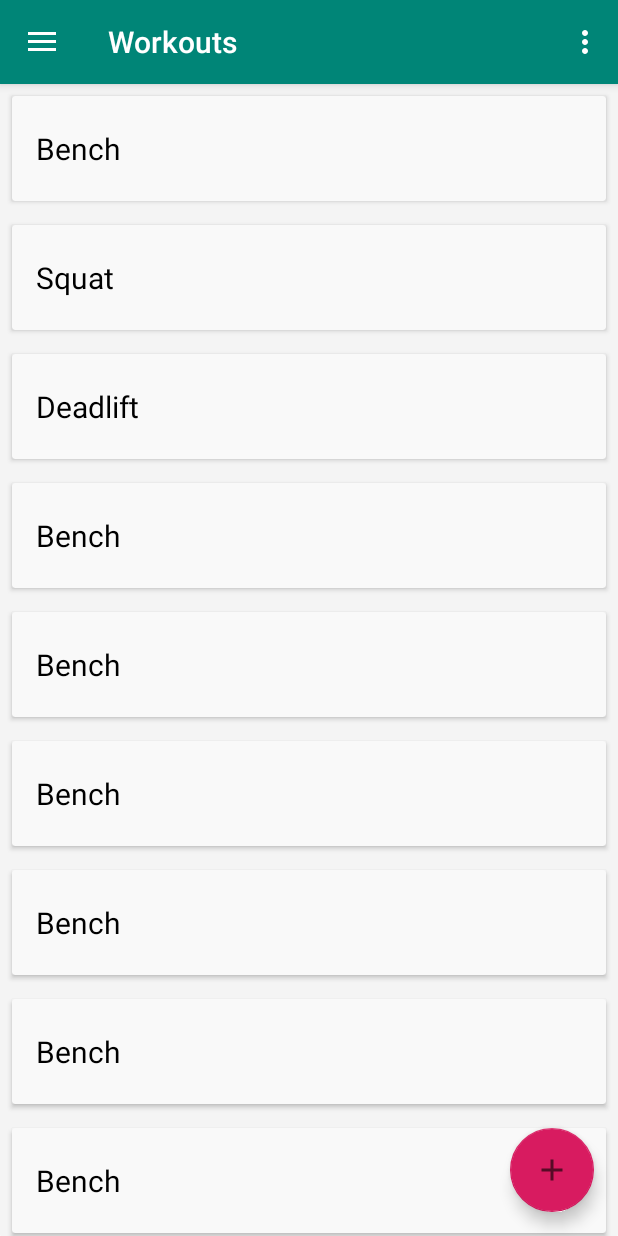
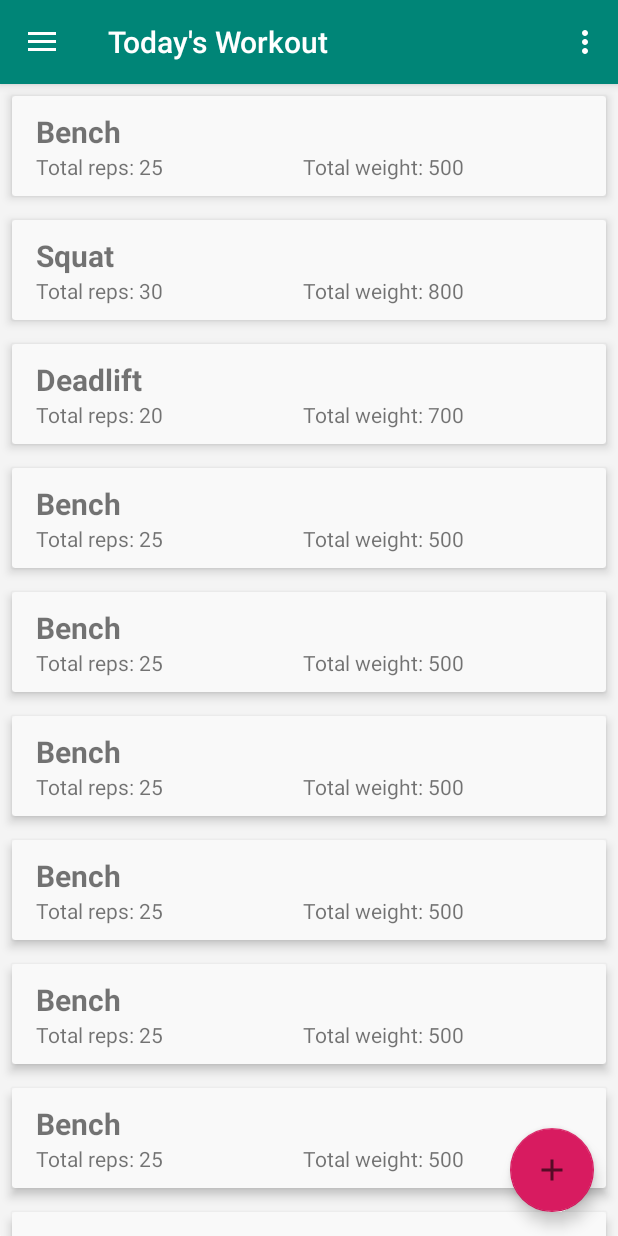
Before and after one commit to mitchberger106/ECE563_final, an Android app: the screen it shows after launch (MainActivity), on a phone screen of 412 x 824 dp. Run offline under Robolectric (Android 15) with nearby library versions, the phone set to English and light mode, and no system bars; libraries missing offline, so code that uses them is left out: com.mongodb.lang, com.mongodb.stitch, org.bson.

Commit message:
Cleaned up views

```diff
--- a/Ece563/app/src/main/AndroidManifest.xml
+++ b/Ece563/app/src/main/AndroidManifest.xml
@@ -15,7 +15,10 @@
         android:theme="@style/AppTheme">
         <activity android:name=".Activities.AvailableLiftsActivity"></activity>
         <activity android:name=".Activities.NewLiftActivity" />
-        <activity android:name=".Activities.LiftInfoActivity" />
+        <activity
+            android:name=".Activities.LiftInfoActivity"
+            android:windowSoftInputMode="adjustPan"
+        />
         <activity
             android:name=".Activities.LoginActivity"
             android:label="@string/title_activity_login" />
--- a/Ece563/app/src/main/java/berger/mitchell/ece563/Activities/MainActivity.java
+++ b/Ece563/app/src/main/java/berger/mitchell/ece563/Activities/MainActivity.java
@@ -41,7 +41,7 @@ public class MainActivity extends AppCompatActivity
         navigationView.setNavigationItemSelectedListener(this);
 
         if (savedInstanceState == null) {
-            getSupportActionBar().setTitle("Workouts");
+            getSupportActionBar().setTitle("Today's Workout");
             getSupportFragmentManager().beginTransaction().replace(R.id.fragment_container,
                     new WorkoutFragment()).commit();
             navigationView.setCheckedItem(R.id.nav_workout);
@@ -87,7 +87,7 @@ public class MainActivity extends AppCompatActivity
 
         switch (item.getItemId()) {
             case R.id.nav_workout:
-                getSupportActionBar().setTitle("Workouts");
+                getSupportActionBar().setTitle("Today's Workout");
                 getSupportFragmentManager().beginTransaction().replace(R.id.fragment_container,
                         new WorkoutFragment()).commit();
                 break;
--- a/Ece563/app/src/main/java/berger/mitchell/ece563/Adapters/DailyWorkoutAdapter.java
+++ b/Ece563/app/src/main/java/berger/mitchell/ece563/Adapters/DailyWorkoutAdapter.java
@@ -24,12 +24,14 @@ public class DailyWorkoutAdapter extends RecyclerView.Adapter<DailyWorkoutAdapte
         public String WorkoutName;
 
     public class MyViewHolder extends RecyclerView.ViewHolder {
-        public TextView workoutName;
+        public TextView workoutName, totalReps, totalWeight;
         public View mWorkoutRow;
 
         public MyViewHolder(View view) {
             super(view);
-            workoutName = (TextView) view.findViewById(R.id.workoutName);
+            workoutName = view.findViewById(R.id.workoutName);
+            totalReps = view.findViewById(R.id.totalReps);
+            totalWeight = view.findViewById(R.id.totalWeight);
             mWorkoutRow = view.findViewById(R.id.guestlist_row_layout);
         }
     }
@@ -48,6 +50,8 @@ public class DailyWorkoutAdapter extends RecyclerView.Adapter<DailyWorkoutAdapte
     public void onBindViewHolder(DailyWorkoutAdapter.MyViewHolder holder, int position) {
         final DailyWorkoutSource availableWorkout = WorkoutList.get(position);
         holder.workoutName.setText(availableWorkout.getName());
+        holder.totalReps.setText("Total reps: " + availableWorkout.getReps());
+        holder.totalWeight.setText("Total weight: " + availableWorkout.getWeight());
         holder.mWorkoutRow.setOnLongClickListener(new View.OnLongClickListener() {
             @Override
             public boolean onLongClick(View view) {
--- a/Ece563/app/src/main/java/berger/mitchell/ece563/Adapters/SetAdapter.java
+++ b/Ece563/app/src/main/java/berger/mitchell/ece563/Adapters/SetAdapter.java
@@ -49,8 +49,8 @@ public class SetAdapter extends RecyclerView.Adapter<SetAdapter.MyViewHolder> {
     @Override
     public void onBindViewHolder(SetAdapter.MyViewHolder holder, int position) {
         final SetSource availableSet = SetList.get(position);
-        holder.reps.setText(availableSet.getReps());
-        holder.weight.setText(availableSet.getWeight());
+        holder.reps.setText("Reps: " + availableSet.getReps());
+        holder.weight.setText("Weight: "+ availableSet.getWeight());
         holder.mSetRow.setOnLongClickListener(new View.OnLongClickListener() {
             @Override
             public boolean onLongClick(View view) {
--- a/Ece563/app/src/main/java/berger/mitchell/ece563/Fragments/WorkoutFragment.java
+++ b/Ece563/app/src/main/java/berger/mitchell/ece563/Fragments/WorkoutFragment.java
@@ -123,11 +123,11 @@ public class WorkoutFragment extends Fragment {
         });*/
 
 
-        DailyWorkoutSource lift1 = new DailyWorkoutSource("Bench");
+        DailyWorkoutSource lift1 = new DailyWorkoutSource("Bench", "25", "500");
         WorkoutList.add(lift1);
-        DailyWorkoutSource lift2 = new DailyWorkoutSource("Squat");
+        DailyWorkoutSource lift2 = new DailyWorkoutSource("Squat", "30", "800");
         WorkoutList.add(lift2);
-        DailyWorkoutSource lift3 = new DailyWorkoutSource("Deadlift");
+        DailyWorkoutSource lift3 = new DailyWorkoutSource("Deadlift", "20", "700");
         WorkoutList.add(lift3);
         WorkoutList.add(lift1);
         WorkoutList.add(lift1);
--- a/Ece563/app/src/main/java/berger/mitchell/ece563/Sources/DailyWorkoutSource.java
+++ b/Ece563/app/src/main/java/berger/mitchell/ece563/Sources/DailyWorkoutSource.java
@@ -2,15 +2,25 @@ package berger.mitchell.ece563.Sources;
 
 public class DailyWorkoutSource {
     private String name;
+    private String reps;
+    private String weight;
 
     public DailyWorkoutSource() {
     }
 
-    public DailyWorkoutSource(String name) {
+    public DailyWorkoutSource(String name, String reps, String weight) {
         this.name = name;
+        this.reps = reps;
+        this.weight = weight;
     }
 
     public String getName() {
         return name;
     }
+    public String getReps() {
+        return reps;
+    }
+    public String getWeight() {
+        return weight;
+    }
 }
--- a/Ece563/app/src/main/res/layout/workout_row.xml
+++ b/Ece563/app/src/main/res/layout/workout_row.xml
@@ -3,27 +3,45 @@
     xmlns:app="http://schemas.android.com/apk/res-auto"
     android:id="@+id/guestlist_row_layout"
     android:layout_width="match_parent"
-    android:layout_height="70dp"
-    android:background="#C5CAE9"
-    android:foreground="?attr/selectableItemBackground"
-    android:theme="@style/ThemeOverlay.AppCompat.Dark.ActionBar"
-    android:layout_margin="8dp">
+    android:layout_height="wrap_content"
+    android:focusable="true"
+    android:clickable="true"
+    android:background="?android:attr/selectableItemBackground"
+    android:layout_margin="8dp"
+    app:cardElevation="4dp">
 
     <RelativeLayout
         android:layout_width="match_parent"
-        android:layout_height="match_parent"
-        android:gravity="center"
-        android:layout_marginLeft="16dp"
-        android:layout_marginRight="16dp">
+        android:layout_height="wrap_content"
+        android:orientation="vertical"
+        android:paddingBottom="10dp"
+        android:paddingLeft="16dp"
+        android:paddingRight="16dp"
+        android:paddingTop="10dp"
+        android:background="?android:attr/selectableItemBackground">
 
         <TextView
             android:id="@+id/workoutName"
             android:layout_width="match_parent"
             android:layout_height="wrap_content"
             android:layout_alignParentTop="true"
-            android:textAppearance="?attr/textAppearanceListItem"
-            android:textColor="#000000"
             android:textSize="20dp"
-            android:layout_alignParentStart="true" />
+            android:textStyle="bold" />
+
+        <TextView
+            android:id="@+id/totalReps"
+            android:layout_width="178dp"
+            android:layout_height="wrap_content"
+            android:layout_below="@+id/workoutName"/>
+
+        <TextView
+            android:id="@+id/totalWeight"
+            android:layout_width="178dp"
+            android:layout_height="wrap_content"
+            android:layout_toEndOf="@+id/totalReps"
+            android:layout_below="@+id/workoutName"
+            android:layout_alignBottom="@+id/totalReps" />
+
     </RelativeLayout>
+
 </android.support.v7.widget.CardView>
--- a/Ece563/app/src/main/res/menu/activity_main_drawer.xml
+++ b/Ece563/app/src/main/res/menu/activity_main_drawer.xml
@@ -7,7 +7,7 @@
         <item
             android:id="@+id/nav_workout"
             android:icon="@mipmap/ic_lift_foreground"
-            android:title="Workout" />
+            android:title="Today's Workout" />
         <item
             android:id="@+id/nav_history"
             android:icon="@drawable/ic_calendar_foreground"
```
Also changed, not shown: Ece563/app/src/main/res/layout/activity_lift_info.xml (+33 -17 lines), Ece563/app/src/main/res/layout/set_row.xml (+5 -5 lines).
